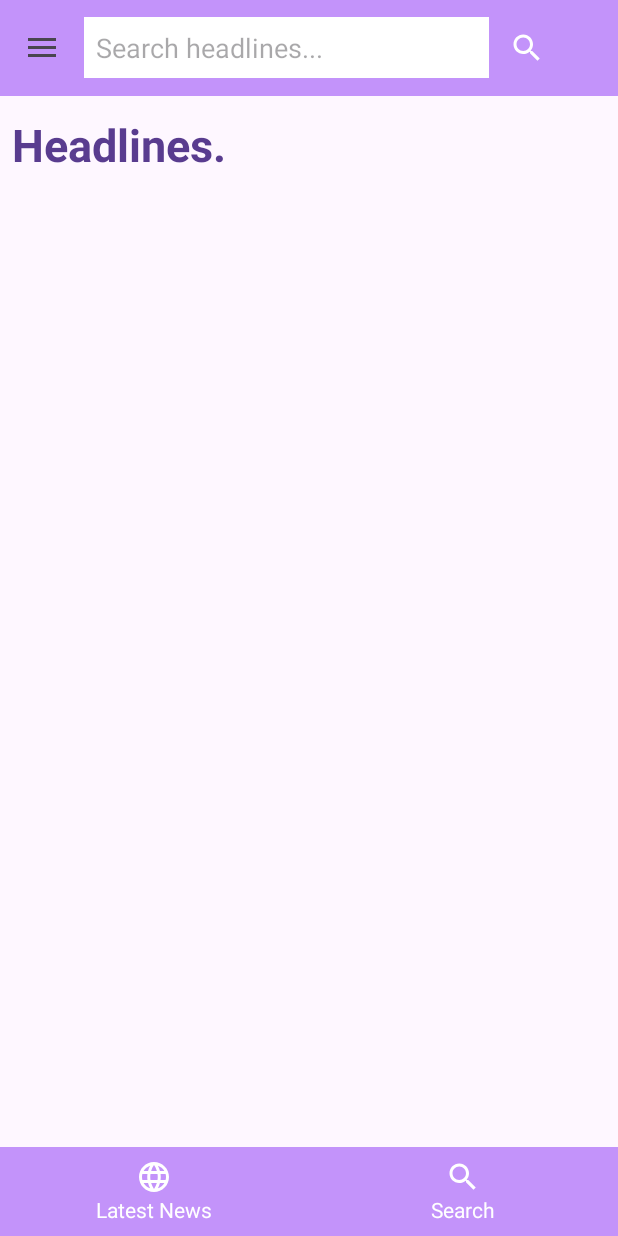
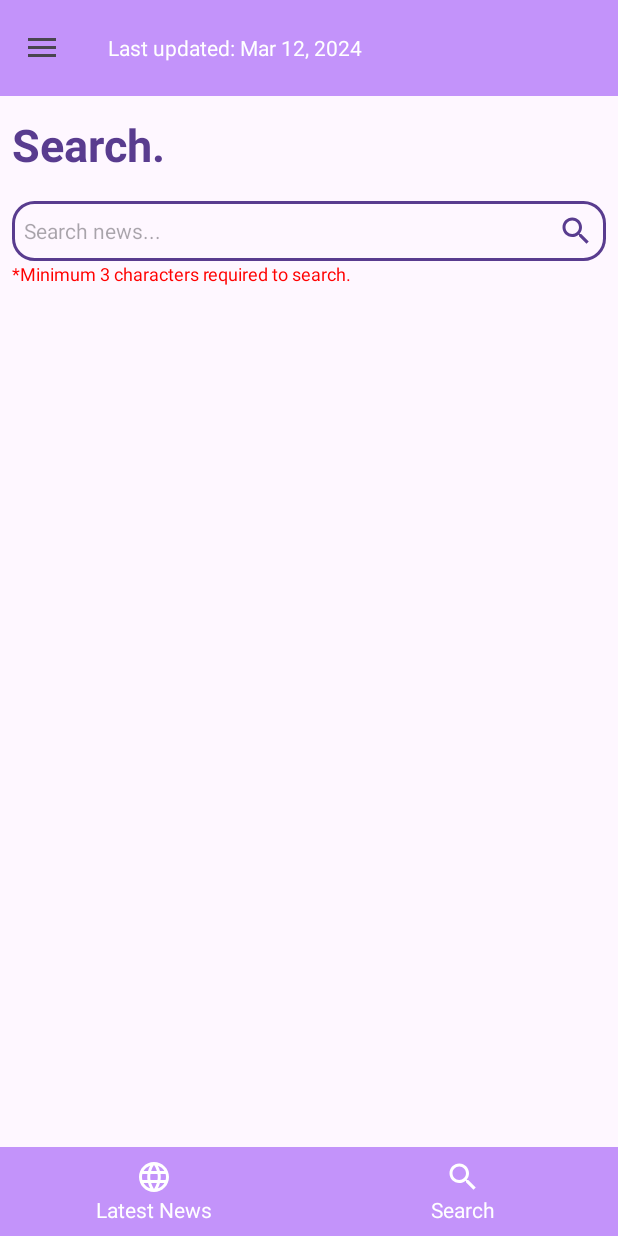
Before and after one commit to AmeenMohammed03/TheNewsApp, an Android app: the screen it shows after launch (NewsActivity), after a tap on "Search", on a phone screen of 412 x 824 dp. Run offline under Robolectric (Android 15) with nearby library versions, the phone set to English and light mode, and no system bars; our stand-ins replace Room's generated code; pictures from the network do not load; 1 other tap on this screen came first.

Commit message:
Removed search from tool bar

```diff
--- a/app/src/main/java/com/example/thenewsapp/ui/NewsActivity.kt
+++ b/app/src/main/java/com/example/thenewsapp/ui/NewsActivity.kt
@@ -35,8 +35,6 @@ class NewsActivity : AppCompatActivity(), NewsActivityInterface {
     private var selectedCountryCode: String = "us"
     private lateinit var navigationView: NavigationView
     private lateinit var drawerLayout: DrawerLayout
-    private lateinit var searchIcon: ImageView
-    private lateinit var searchEditText: EditText
     private lateinit var searchButton: LinearLayout
     private lateinit var latestNewsButton: LinearLayout
     private lateinit var latestUpdatedTextView: TextView
@@ -58,10 +56,8 @@ class NewsActivity : AppCompatActivity(), NewsActivityInterface {
     private fun initViews() {
         drawerLayout = findViewById(R.id.drawerlayout)
         navigationView = findViewById(R.id.navigationView)
-        searchIcon = findViewById(R.id.search_icon)
         latestNewsButton = findViewById(R.id.latest_news_button)
         searchButton = findViewById(R.id.search_button)
-        searchEditText = findViewById(R.id.search_edit_text)
         latestUpdatedTextView = findViewById(R.id.last_updated_time)
         toolbar = findViewById(R.id.toolbar)
         drawerLayout = findViewById(R.id.drawerlayout)
@@ -75,8 +71,6 @@ class NewsActivity : AppCompatActivity(), NewsActivityInterface {
         }
         searchButton.setOnClickListener {
             latestUpdatedTextView.visibility = View.VISIBLE
-            searchEditText.visibility = View.GONE
-            searchIcon.visibility = View.GONE
             val fragment = SearchNewsFragment()
             println("Search button clicked")
             supportFragmentManager.beginTransaction().apply {
@@ -86,25 +80,12 @@ class NewsActivity : AppCompatActivity(), NewsActivityInterface {
             }
         }
         latestNewsButton.setOnClickListener {
-            searchIcon.visibility = View.VISIBLE
-            searchEditText.visibility = View.GONE
-            searchEditText.text.clear()
             latestUpdatedTextView.visibility = View.VISIBLE
             val latestNewsFragment = LatestNewsFragment()
             supportFragmentManager.beginTransaction().apply {
                 replace(R.id.news_container_view, latestNewsFragment)
                 setTransition(FragmentTransaction.TRANSIT_FRAGMENT_FADE)
                 commit()
-            }
-        }
-        searchIcon.setOnClickListener {
-            if (searchEditText.visibility == View.VISIBLE) {
-                searchEditText.visibility = View.GONE
-                latestUpdatedTextView.visibility = View.VISIBLE
-            } else {
-                searchEditText.visibility = View.VISIBLE
-                latestUpdatedTextView.visibility = View.GONE
-                searchEditText.requestFocus()
             }
         }
     }
--- a/app/src/main/res/layout/activity_news.xml
+++ b/app/src/main/res/layout/activity_news.xml
@@ -38,36 +38,6 @@
                 android:visibility="gone"
                 app:layout_constraintTop_toTopOf="parent"
                 app:layout_constraintStart_toStartOf="parent"
-                app:layout_constraintBottom_toBottomOf="parent" />
-
-            <EditText
-                android:id="@+id/search_edit_text"
-                android:layout_width="270dp"
-                android:layout_height="wrap_content"
-                android:hint="Search headlines..."
-                android:background="@color/white"
-                android:textColor="@color/black"
-                android:visibility="invisible"
-                android:inputType="text"
-                android:padding="8dp"
-                app:layout_constraintTop_toTopOf="parent"
-                app:layout_constraintBottom_toBottomOf="parent"
-                app:layout_constraintStart_toStartOf="parent"
-                app:layout_constraintEnd_toEndOf="parent" />
-
-            <ImageView
-                android:id="@+id/search_icon"
-                android:layout_width="wrap_content"
-                android:layout_height="wrap_content"
-                android:src="@drawable/ic_search"
-                android:padding="8dp"
-                android:contentDescription="@string/search_icon"
-                android:clickable="true"
-                android:focusable="true"
-                android:layout_marginStart="5dp"
-                android:layout_marginEnd="16dp"
-                app:layout_constraintTop_toTopOf="parent"
-                app:layout_constraintEnd_toEndOf="@id/toolbar"
                 app:layout_constraintBottom_toBottomOf="parent" />
 
         </androidx.appcompat.widget.Toolbar>
```
